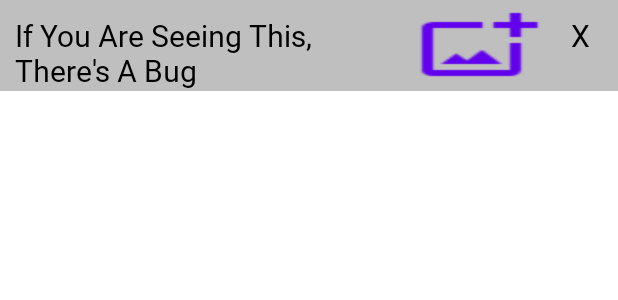
After one commit to profmori/FourSoulsStats, an Android app: the layout custom_char_entry.xml on its own in the app's theme, with its tools: preview values and no code run, on a phone screen of 412 x 824 dp. The commit adds this screen. Shown: the top 300 px of the screen. Run offline under Robolectric (Android 15) with nearby library versions, the phone set to English and light mode, and no system bars; Roboto replaces fonts that are not available here.

Commit message:
Custom Character Images
Added ability to add images for custom characters, and have them displayed when selected

Split the character and item custom recycler adapters

```diff
--- a/app/src/main/java/com/profmori/foursoulsstatistics/EditSettings.kt
+++ b/app/src/main/java/com/profmori/foursoulsstatistics/EditSettings.kt
@@ -230,6 +230,9 @@ class EditSettings : AppCompatActivity() {
         }
 
         customButton.setOnClickListener {
+            updateSave(
+                gold, plus, requiem, warp, promo, custom, altArt, easyFont,
+                borderSpinner, backgroundSpinner, online, groupEntry, firstOpen)
             val customIntent = Intent(this, CustomCardEntry::class.java)
             startActivity(customIntent)
         }
--- a/app/src/main/java/com/profmori/foursoulsstatistics/custom_adapters/CustomCharDialog.kt
+++ b/app/src/main/java/com/profmori/foursoulsstatistics/custom_adapters/CustomCharDialog.kt
@@ -14,7 +14,7 @@ import com.profmori.foursoulsstatistics.CustomCardEntry
 import com.profmori.foursoulsstatistics.R
 
 
-class CustomCharDialog(private val ctxt: Context, private var returnInterface: CustomCardEntry.confirmInterface, private val font: Typeface): DialogFragment() {
+class CustomCharDialog(private val ctxt: Context, private var returnInterface: CustomCardEntry.ConfirmInterface, private val font: Typeface): DialogFragment() {
 
     override fun onCreateDialog(savedInstanceState: Bundle?): Dialog {
 
@@ -25,6 +25,8 @@ class CustomCharDialog(private val ctxt: Context, private var returnInterface: C
             // Set up the input
 
             val textInput = textInputView.findViewById<EditText>(R.id.customCharacterName)
+
+            textInput.typeface = font
 
             builder.setView(textInputView)
                 .setPositiveButton(R.string.custom_add_char){ _, _ ->
--- a/app/src/main/java/com/profmori/foursoulsstatistics/custom_adapters/CustomItemDialog.kt
+++ b/app/src/main/java/com/profmori/foursoulsstatistics/custom_adapters/CustomItemDialog.kt
@@ -14,7 +14,7 @@ import com.profmori.foursoulsstatistics.CustomCardEntry
 import com.profmori.foursoulsstatistics.R
 
 
-class CustomItemDialog(private val ctxt: Context, private var returnInterface: CustomCardEntry.confirmInterface, private val font: Typeface): DialogFragment() {
+class CustomItemDialog(private val ctxt: Context, private var returnInterface: CustomCardEntry.ConfirmInterface, private val font: Typeface): DialogFragment() {
 
     override fun onCreateDialog(savedInstanceState: Bundle?): Dialog {
 
@@ -26,8 +26,10 @@ class CustomItemDialog(private val ctxt: Context, private var returnInterface: C
 
             val textInput = textInputView.findViewById<EditText>(R.id.customItemName)
 
+            textInput.typeface = font
+
             builder.setView(textInputView)
-                .setPositiveButton(R.string.custom_add_char){ _, _ ->
+                .setPositiveButton(R.string.custom_add_item){ _, _ ->
                     returnInterface.onTextEntered(textInput.text.toString())
                 }
                 .setNegativeButton(R.string.custom_cancel) { _, _ ->}
--- a/app/src/main/java/com/profmori/foursoulsstatistics/data_handlers/PlayerHandler.kt
+++ b/app/src/main/java/com/profmori/foursoulsstatistics/data_handlers/PlayerHandler.kt
@@ -23,7 +23,7 @@ class PlayerHandler (var playerName: String, var charName: String, var charImage
             // Function to make the original array of players
             var players = emptyArray<PlayerHandler>()
             // Creates the array
-            for (i in range(1, playerNum + 1)) {
+            for (i in (1 until playerNum + 1)) {
                 // Iterates through every player in the array
                 players += (PlayerHandler("", "", R.drawable.blank_char,null, 0, false))
                 // Add a player with no name or character and a blank character image
@@ -39,7 +39,7 @@ class PlayerHandler (var playerName: String, var charName: String, var charImage
             // Gets the length of the player list
             if (currentLength < playerNum) {
                 // If the number of players has increased
-                for (i in range(currentLength, playerNum)) {
+                for (i in (currentLength until playerNum)) {
                     // For the number of extra players
                     newPlayerList += PlayerHandler("", "", R.drawable.blank_char, null,0, false)
                     // Add a player with no name or character and a blank character image
--- a/app/src/main/java/com/profmori/foursoulsstatistics/database/GameEntities.kt
+++ b/app/src/main/java/com/profmori/foursoulsstatistics/database/GameEntities.kt
@@ -17,7 +17,7 @@ data class Player(
 data class CharEntity(
     @PrimaryKey(autoGenerate = false)
     val charName: String,
-    val image: Int,
+    var image: Int,
     val imageAlt: Int?,
     val edition: String
 )
--- /dev/null
+++ b/app/src/main/res/layout-v23/custom_char_entry.xml
@@ -0,0 +1,37 @@
+<?xml version="1.0" encoding="utf-8"?>
+<androidx.constraintlayout.widget.ConstraintLayout xmlns:android="http://schemas.android.com/apk/res/android"
+    xmlns:tools="http://schemas.android.com/tools"
+    android:id="@+id/customListLine"
+    android:layout_width="match_parent"
+    android:layout_height="wrap_content"
+    android:background="@color/darker"
+    xmlns:app="http://schemas.android.com/apk/res-auto">
+
+    <TextView
+        android:id="@+id/customListText"
+        android:layout_width="0dp"
+        android:layout_height="match_parent"
+        android:text="@string/player_menu_default"
+        app:layout_constraintStart_toStartOf="parent"
+        app:layout_constraintEnd_toStartOf="@id/changeImageButton"
+        app:layout_constraintTop_toTopOf="parent"
+        android:layout_margin="10dp"/>
+
+    <Button
+        android:id="@+id/changeImageButton"
+        android:layout_width="50dp"
+        android:layout_height="match_parent"
+        app:layout_constraintEnd_toStartOf="@id/deleteCross"
+        android:background="@color/clear"
+        android:foreground="@drawable/add_image"/>
+
+    <Button
+        android:id="@+id/deleteCross"
+        android:layout_width="50dp"
+        android:layout_height="match_parent"
+        app:layout_constraintEnd_toEndOf="parent"
+        android:background="@color/clear"
+        android:text="X"
+        android:textColor="@color/black"/>
+
+</androidx.constraintlayout.widget.ConstraintLayout>
--- a/app/src/main/res/layout/activity_custom_card_entry.xml
+++ b/app/src/main/res/layout/activity_custom_card_entry.xml
@@ -69,6 +69,12 @@
         android:textAllCaps="false"
         android:text="Add Character"/>
 
+    <Button
+        android:id="@+id/test"
+        android:layout_width="wrap_content"
+        android:layout_height="wrap_content"
+        tools:ignore="MissingConstraints" />
+
     <View
         android:id="@+id/midpoint"
         android:layout_width="match_parent"
--- /dev/null
+++ b/app/src/main/res/layout/custom_char_entry.xml
@@ -0,0 +1,38 @@
+<?xml version="1.0" encoding="utf-8"?>
+<androidx.constraintlayout.widget.ConstraintLayout xmlns:android="http://schemas.android.com/apk/res/android"
+    xmlns:tools="http://schemas.android.com/tools"
+    android:id="@+id/customListLine"
+    android:layout_width="match_parent"
+    android:layout_height="wrap_content"
+    android:background="@color/darker"
+    xmlns:app="http://schemas.android.com/apk/res-auto">
+
+    <TextView
+        android:id="@+id/customListText"
+        android:layout_width="0dp"
+        android:layout_height="match_parent"
+        android:text="@string/player_menu_default"
+        app:layout_constraintStart_toStartOf="parent"
+        app:layout_constraintEnd_toStartOf="@id/changeImageButton"
+        app:layout_constraintTop_toTopOf="parent"
+        android:layout_margin="10dp"/>
+
+    <Button
+        android:id="@+id/changeImageButton"
+        android:layout_width="wrap_content"
+        android:layout_height="match_parent"
+        app:layout_constraintTop_toTopOf="parent"
+        app:layout_constraintBottom_toBottomOf="parent"
+        app:layout_constraintEnd_toStartOf="@id/deleteCross"
+        android:background="@drawable/add_image"/>
+
+    <Button
+        android:id="@+id/deleteCross"
+        android:layout_width="50dp"
+        android:layout_height="match_parent"
+        app:layout_constraintEnd_toEndOf="parent"
+        android:background="@color/clear"
+        android:text="X"
+        android:textColor="@color/black"/>
+
+</androidx.constraintlayout.widget.ConstraintLayout>
--- a/app/src/main/res/values/strings.xml
+++ b/app/src/main/res/values/strings.xml
@@ -126,6 +126,7 @@
     <string name="custom_title">Custom Cards</string>
     <string name="custom_add_char">Add Character</string>
     <string name="custom_cancel">Cancel</string>
+    <string name="custom_add_item">Add Item</string>
     <array name="temp_slider">
         <item>0.0</item>
         <item>3.0</item>
```
Also changed, not shown: app/src/main/java/com/profmori/foursoulsstatistics/CustomCardEntry.kt (+82 -30 lines), app/src/main/java/com/profmori/foursoulsstatistics/custom_adapters/CharListAdapter.kt (+8 -3 lines), app/src/main/java/com/profmori/foursoulsstatistics/custom_adapters/CustomCharListAdapter.kt (renamed from app/src/main/java/com/profmori/foursoulsstatistics/custom_adapters/CustomListAdapter.kt, +23 -5 lines), app/src/main/java/com/profmori/foursoulsstatistics/custom_adapters/CustomItemListAdapter.kt (added, +85 -0 lines), app/src/main/java/com/profmori/foursoulsstatistics/data_handlers/ImageHandler.kt (added, +30 -0 lines), app/src/main/res/drawable/add_image.png (added), app/src/main/res/layout/custom_item_entry.xml (renamed from app/src/main/res/layout/custom_entry.xml).
